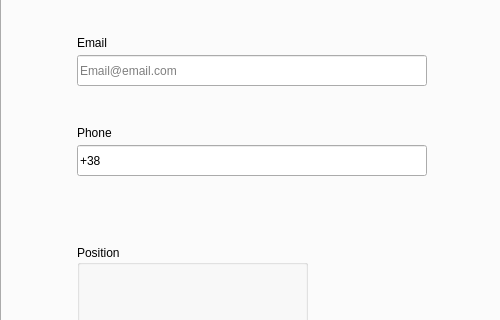
Old version of the form Qt/MyMainQtGUI.ui in the repository xNaxelx/REST-Client-app; both pictures show x 0 to 500 and y 141 to 461 of the 500 by 800 pixel window.
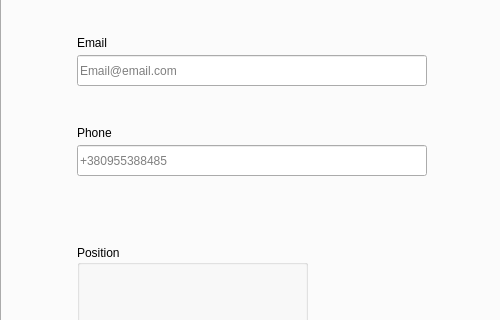
New version of the form. The open tabs and pages were chosen to show the change.

```diff
--- a/Qt/MyMainQtGUI.ui
+++ b/Qt/MyMainQtGUI.ui
@@ -211,9 +211,6 @@
         <height>31</height>
        </rect>
       </property>
-      <property name="inputMask">
-       <string>+380000000000</string>
-      </property>
       <property name="placeholderText">
        <string>+380955388485</string>
       </property>
```
Left out of the diff: 17 changed lines with no effect on the pictures.
